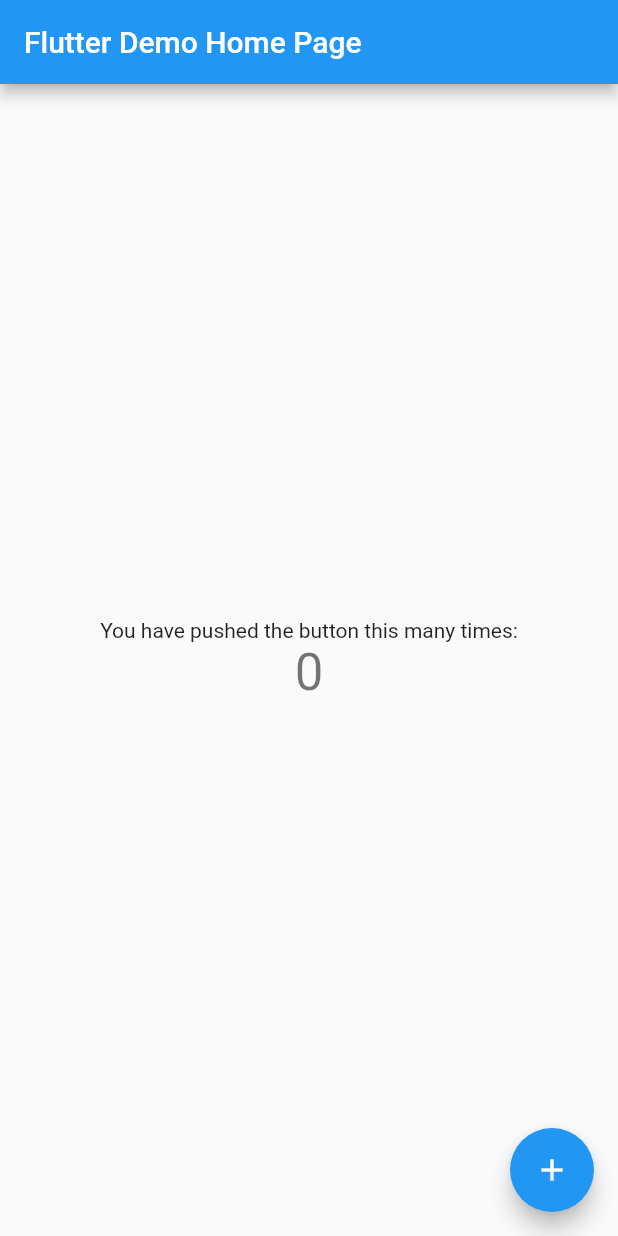
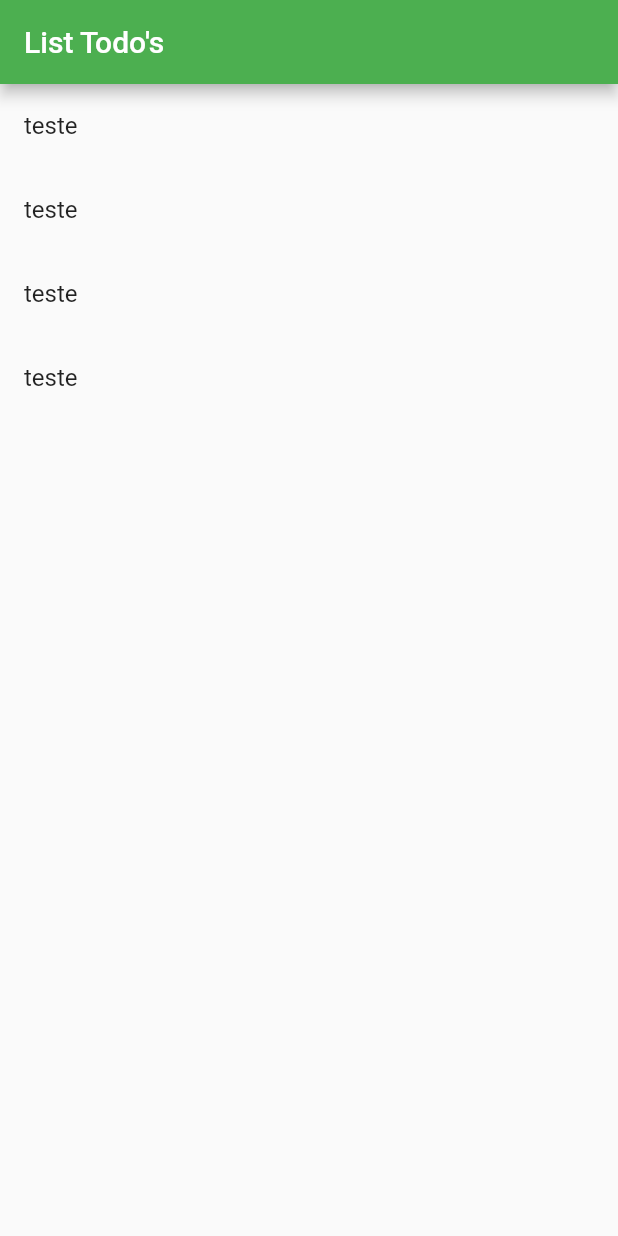
Before and after one commit to MatheusCCarmo/todo_list, a Flutter app: the screen it shows after launch, on a phone screen of 412 x 824 dp. Run offline on Flutter 3.47's test engine with Material 2 defaults, Android fonts, the phone set to English and light mode, and no system bars; our stand-ins replace dio.

Commit message:
create todo repository

```diff
--- a/lib/main.dart
+++ b/lib/main.dart
@@ -1,4 +1,5 @@
 import 'package:flutter/material.dart';
+import 'package:todo_list/src/home_page.dart';
 
 void main() {
   runApp(MyApp());
@@ -11,103 +12,9 @@ class MyApp extends StatelessWidget {
     return MaterialApp(
       title: 'Flutter Demo',
       theme: ThemeData(
-        // This is the theme of your application.
-        //
-        // Try running your application with "flutter run". You'll see the
-        // application has a blue toolbar. Then, without quitting the app, try
-        // changing the primarySwatch below to Colors.green and then invoke
-        // "hot reload" (press "r" in the console where you ran "flutter run",
-        // or simply save your changes to "hot reload" in a Flutter IDE).
-        // Notice that the counter didn't reset back to zero; the application
-        // is not restarted.
-        primarySwatch: Colors.blue,
+        primarySwatch: Colors.green,
       ),
-      home: MyHomePage(title: 'Flutter Demo Home Page'),
+      home: HomePage(),
     );
   }
 }
-
-class MyHomePage extends StatefulWidget {
-  MyHomePage({Key? key, required this.title}) : super(key: key);
-
-  // This widget is the home page of your application. It is stateful, meaning
-  // that it has a State object (defined below) that contains fields that affect
-  // how it looks.
-
-  // This class is the configuration for the state. It holds the values (in this
-  // case the title) provided by the parent (in this case the App widget) and
-  // used by the build method of the State. Fields in a Widget subclass are
-  // always marked "final".
-
-  final String title;
-
-  @override
-  _MyHomePageState createState() => _MyHomePageState();
-}
-
-class _MyHomePageState extends State<MyHomePage> {
-  int _counter = 0;
-
-  void _incrementCounter() {
-    setState(() {
-      // This call to setState tells the Flutter framework that something has
-      // changed in this State, which causes it to rerun the build method below
-      // so that the display can reflect the updated values. If we changed
-      // _counter without calling setState(), then the build method would not be
-      // called again, and so nothing would appear to happen.
-      _counter++;
-    });
-  }
-
-  @override
-  Widget build(BuildContext context) {
-    // This method is rerun every time setState is called, for instance as done
-    // by the _incrementCounter method above.
-    //
-    // The Flutter framework has been optimized to make rerunning build methods
-    // fast, so that you can just rebuild anything that needs updating rather
-    // than having to individually change instances of widgets.
-    return Scaffold(
-      appBar: AppBar(
-        // Here we take the value from the MyHomePage object that was created by
-        // the App.build method, and use it to set our appbar title.
-        title: Text(widget.title),
-      ),
-      body: Center(
-        // Center is a layout widget. It takes a single child and positions it
-        // in the middle of the parent.
-        child: Column(
-          // Column is also a layout widget. It takes a list of children and
-          // arranges them vertically. By default, it sizes itself to fit its
-          // children horizontally, and tries to be as tall as its parent.
-          //
-          // Invoke "debug painting" (press "p" in the console, choose the
-          // "Toggle Debug Paint" action from the Flutter Inspector in Android
-          // Studio, or the "Toggle Debug Paint" command in Visual Studio Code)
-          // to see the wireframe for each widget.
-          //
-          // Column has various properties to control how it sizes itself and
-          // how it positions its children. Here we use mainAxisAlignment to
-          // center the children vertically; the main axis here is the vertical
-          // axis because Columns are vertical (the cross axis would be
-          // horizontal).
-          mainAxisAlignment: MainAxisAlignment.center,
-          children: <Widget>[
-            Text(
-              'You have pushed the button this many times:',
-            ),
-            Text(
-              '$_counter',
-              style: Theme.of(context).textTheme.headline4,
-            ),
-          ],
-        ),
-      ),
-      floatingActionButton: FloatingActionButton(
-        onPressed: _incrementCounter,
-        tooltip: 'Increment',
-        child: Icon(Icons.add),
-      ), // This trailing comma makes auto-formatting nicer for build methods.
-    );
-  }
-}
--- /dev/null
+++ b/lib/src/home_page.dart
@@ -0,0 +1,21 @@
+import 'package:flutter/material.dart';
+
+class HomePage extends StatelessWidget {
+  const HomePage({Key? key}) : super(key: key);
+
+  @override
+  Widget build(BuildContext context) {
+    return Scaffold(
+        appBar: AppBar(
+          title: Text('List Todo\'s'),
+        ),
+        body: ListView.builder(
+          itemCount: 4,
+          itemBuilder: (context, index) {
+            return ListTile(
+              title: Text('teste'),
+            );
+          },
+        ));
+  }
+}
--- /dev/null
+++ b/lib/src/repositories/todo_repository.dart
@@ -0,0 +1,15 @@
+import 'package:dio/dio.dart';
+import 'package:todo_list/src/models/todo_model.dart';
+
+class TodoRepository {
+  final dio = Dio();
+  final baseUrl = 'https://jsonplaceholder.typicode.com/todos/1';
+
+  Future<List<TodoModel>> fetchTodos() async {
+    final response = await dio.get(baseUrl);
+    final list = response.data as List;
+    List<TodoModel> todos =
+        list.map((e) => TodoModel.fromJson(e)) as List<TodoModel>;
+    return todos;
+  }
+}
--- a/pubspec.yaml
+++ b/pubspec.yaml
@@ -23,7 +23,7 @@ environment:
 dependencies:
   flutter:
     sdk: flutter
-  http: ^0.13.3
+  dio: ^4.0.0
 
 
   # The following adds the Cupertino Icons font to your application.
```
Also changed, not shown: lib/src/models/todo_model.dart (added, +25 -0 lines), pubspec.lock, 3 other files.
